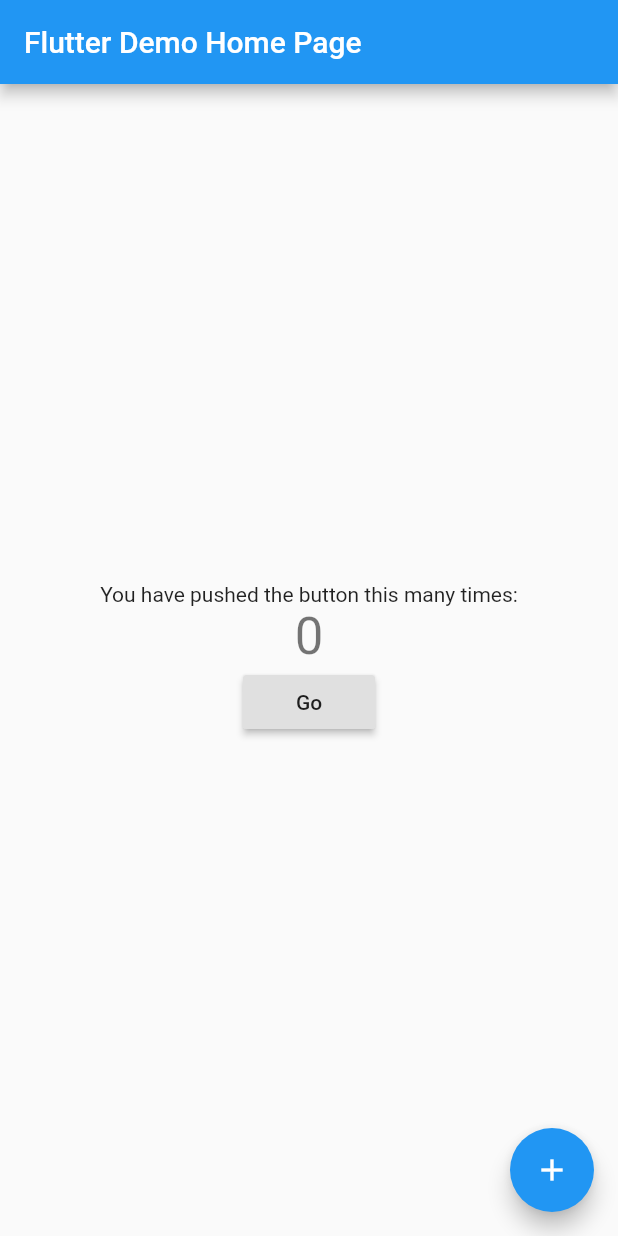
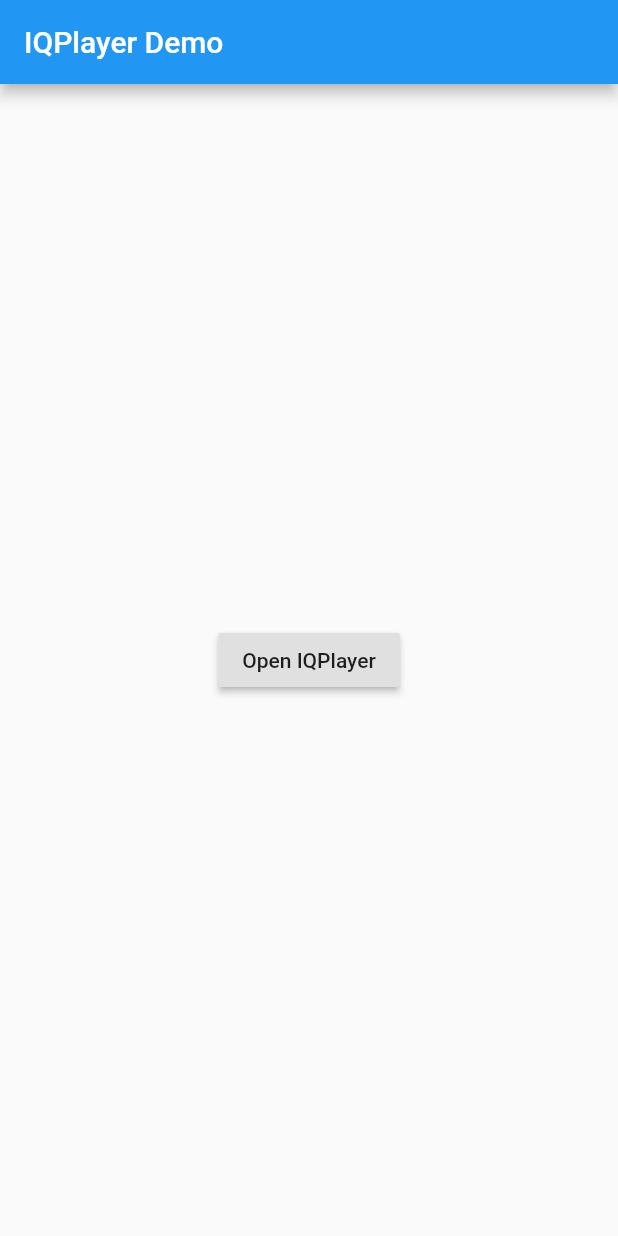
Before and after one commit to MuhmdHsn313/IQPlayer, a Flutter app: the screen it shows after launch, on a phone screen of 412 x 824 dp. Run offline on Flutter 3.47's test engine with Material 2 defaults, Android fonts, the phone set to English and light mode, and no system bars; our stand-ins replace bloc, equatable, flutter_bloc, video_player.

Commit message:
Setup README.md and example.

```diff
--- a/example/lib/main.dart
+++ b/example/lib/main.dart
@@ -6,132 +6,49 @@ void main() {
 }
 
 class MyApp extends StatelessWidget {
-  // This widget is the root of your application.
   @override
   Widget build(BuildContext context) {
     return MaterialApp(
-      title: 'Flutter Demo',
+      title: 'IQPlayer Demo',
       theme: ThemeData(
-        // This is the theme of your application.
-        //
-        // Try running your application with "flutter run". You'll see the
-        // application has a blue toolbar. Then, without quitting the app, try
-        // changing the primarySwatch below to Colors.green and then invoke
-        // "hot reload" (press "r" in the console where you ran "flutter run",
-        // or simply save your changes to "hot reload" in a Flutter IDE).
-        // Notice that the counter didn't reset back to zero; the application
-        // is not restarted.
         primarySwatch: Colors.blue,
-        // This makes the visual density adapt to the platform that you run
-        // the app on. For desktop platforms, the controls will be smaller and
-        // closer together (more dense) than on mobile platforms.
         visualDensity: VisualDensity.adaptivePlatformDensity,
       ),
-      home: MyHomePage(title: 'Flutter Demo Home Page'),
+      home: MyHomePage(title: 'IQPlayer Demo'),
     );
   }
 }
 
-class MyHomePage extends StatefulWidget {
+class MyHomePage extends StatelessWidget {
   MyHomePage({Key key, this.title}) : super(key: key);
-
-  // This widget is the home page of your application. It is stateful, meaning
-  // that it has a State object (defined below) that contains fields that affect
-  // how it looks.
-
-  // This class is the configuration for the state. It holds the values (in this
-  // case the title) provided by the parent (in this case the App widget) and
-  // used by the build method of the State. Fields in a Widget subclass are
-  // always marked "final".
 
   final String title;
 
   @override
-  _MyHomePageState createState() => _MyHomePageState();
-}
-
-class _MyHomePageState extends State<MyHomePage> {
-  int _counter = 0;
-
-  void _incrementCounter() {
-    setState(() {
-      // This call to setState tells the Flutter framework that something has
-      // changed in this State, which causes it to rerun the build method below
-      // so that the display can reflect the updated values. If we changed
-      // _counter without calling setState(), then the build method would not be
-      // called again, and so nothing would appear to happen.
-      _counter++;
-    });
-  }
-
-  @override
   Widget build(BuildContext context) {
-    // This method is rerun every time setState is called, for instance as done
-    // by the _incrementCounter method above.
-    //
-    // The Flutter framework has been optimized to make rerunning build methods
-    // fast, so that you can just rebuild anything that needs updating rather
-    // than having to individually change instances of widgets.
     return Scaffold(
       appBar: AppBar(
-        // Here we take the value from the MyHomePage object that was created by
-        // the App.build method, and use it to set our appbar title.
-        title: Text(widget.title),
+        title: Text(title),
       ),
       body: Center(
-        // Center is a layout widget. It takes a single child and positions it
-        // in the middle of the parent.
-        child: Column(
-          // Column is also a layout widget. It takes a list of children and
-          // arranges them vertically. By default, it sizes itself to fit its
-          // children horizontally, and tries to be as tall as its parent.
-          //
-          // Invoke "debug painting" (press "p" in the console, choose the
-          // "Toggle Debug Paint" action from the Flutter Inspector in Android
-          // Studio, or the "Toggle Debug Paint" command in Visual Studio Code)
-          // to see the wireframe for each widget.
-          //
-          // Column has various properties to control how it sizes itself and
-          // how it positions its children. Here we use mainAxisAlignment to
-          // center the children vertically; the main axis here is the vertical
-          // axis because Columns are vertical (the cross axis would be
-          // horizontal).
-          mainAxisAlignment: MainAxisAlignment.center,
-          children: <Widget>[
-            Text(
-              'You have pushed the button this many times:',
-            ),
-            Text(
-              '$_counter',
-              style: Theme.of(context).textTheme.headline4,
-            ),
-            RaisedButton(
-              child: Text('Go'),
+        child: RaisedButton(
+          child: Text('Open IQPlayer'),
           onPressed: () {
             Navigator.push(
               context,
               MaterialPageRoute(
                 builder: (BuildContext context) => IQScreen(
-                      title: 'Demo Video',
+                  title: title,
                   description: 'Simple video as a demo video',
                   videoPlayerController: VideoPlayerController.network(
                     'https://d11b76aq44vj33.cloudfront.net/media/720/video/5def7824adbbc.mp4',
                   ),
-                      subtitleUrl:
-                          'https://duoidi6ujfbv.cloudfront.net/media/0/subtitles/5675420c9d9a3.vtt',
                 ),
               ),
             );
           },
         ),
-          ],
       ),
-      ),
-      floatingActionButton: FloatingActionButton(
-        onPressed: _incrementCounter,
-        tooltip: 'Increment',
-        child: Icon(Icons.add),
-      ), // This trailing comma makes auto-formatting nicer for build methods.
     );
   }
 }
```
Also changed, not shown: 1 other file. Lines whose indentation alone changed are shown as unchanged.
